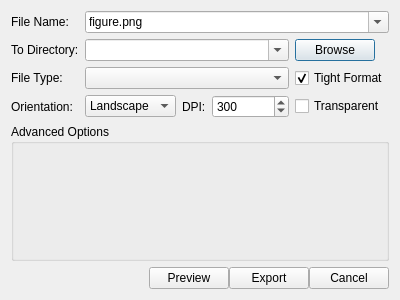
Above: mtpy/gui/SmartMT/ui_asset/dialog_export.ui from MTgeophysics/mtpy before the change. Below: the same form after it.
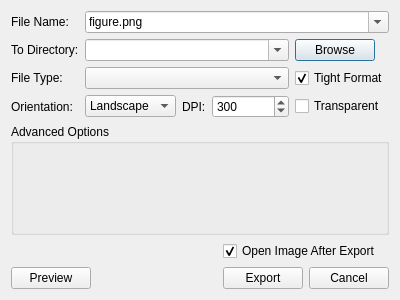
That is the form after the change.

Commit message: updated implementation, added unit test for export dialog

What changed in the file:
```diff
--- a/mtpy/gui/SmartMT/ui_asset/dialog_export.ui
+++ b/mtpy/gui/SmartMT/ui_asset/dialog_export.ui
@@ -106,17 +106,6 @@
         </item>
     </widget>
    </item>
-   <item row="6" column="0" colspan="5">
-    <widget class="QGroupBox" name="groupBox_2">
-     <property name="title">
-      <string>Advanced Options</string>
-     </property>
-     <zorder>groupBox</zorder>
-     <zorder>groupBox</zorder>
-     <zorder>groupBox</zorder>
-     <zorder>groupBox</zorder>
-    </widget>
-   </item>
    <item row="4" column="4">
     <widget class="QCheckBox" name="checkBox_transparent">
      <property name="toolTip">
@@ -212,7 +201,14 @@
      </property>
     </widget>
    </item>
-   <item row="7" column="0" colspan="5">
+      <item row="6" column="0" colspan="5">
+          <widget class="QGroupBox" name="groupBox_2">
+              <property name="title">
+                  <string>Advanced Options</string>
+              </property>
+          </widget>
+      </item>
+      <item row="8" column="0" colspan="5">
     <widget class="QWidget" name="widget" native="true">
      <property name="sizePolicy">
       <sizepolicy hsizetype="Preferred" vsizetype="Fixed">
@@ -220,10 +216,7 @@
        <verstretch>0</verstretch>
       </sizepolicy>
      </property>
-     <layout class="QHBoxLayout" name="horizontalLayout_2">
-      <property name="spacing">
-       <number>0</number>
-      </property>
+        <layout class="QGridLayout" name="gridLayout">
       <property name="leftMargin">
        <number>0</number>
       </property>
@@ -236,7 +229,21 @@
       <property name="bottomMargin">
        <number>0</number>
       </property>
-      <item>
+            <item row="1" column="2">
+                <widget class="QPushButton" name="pushButton_export">
+                    <property name="text">
+                        <string>Export</string>
+                    </property>
+                </widget>
+            </item>
+            <item row="1" column="0">
+                <widget class="QPushButton" name="pushButton_preview">
+                    <property name="text">
+                        <string>Preview</string>
+                    </property>
+                </widget>
+            </item>
+            <item row="1" column="1">
        <spacer name="horizontalSpacer">
         <property name="orientation">
          <enum>Qt::Horizontal</enum>
@@ -249,24 +256,20 @@
         </property>
        </spacer>
       </item>
-      <item>
-       <widget class="QPushButton" name="pushButton_preview">
+            <item row="1" column="3">
+                <widget class="QPushButton" name="pushButton_cancel">
         <property name="text">
-         <string>Preview</string>
+            <string>Cancel</string>
         </property>
        </widget>
       </item>
-      <item>
-       <widget class="QPushButton" name="pushButton_export">
+            <item row="0" column="2" colspan="2">
+                <widget class="QCheckBox" name="checkBox_open_after_export">
         <property name="text">
-         <string>Export</string>
+            <string>Open Image After Export</string>
         </property>
-       </widget>
-      </item>
-      <item>
-       <widget class="QPushButton" name="pushButton_cancel">
-        <property name="text">
-         <string>Cancel</string>
+                    <property name="checked">
+                        <bool>true</bool>
         </property>
        </widget>
       </item>
```
The commit also changes 5 other files.
